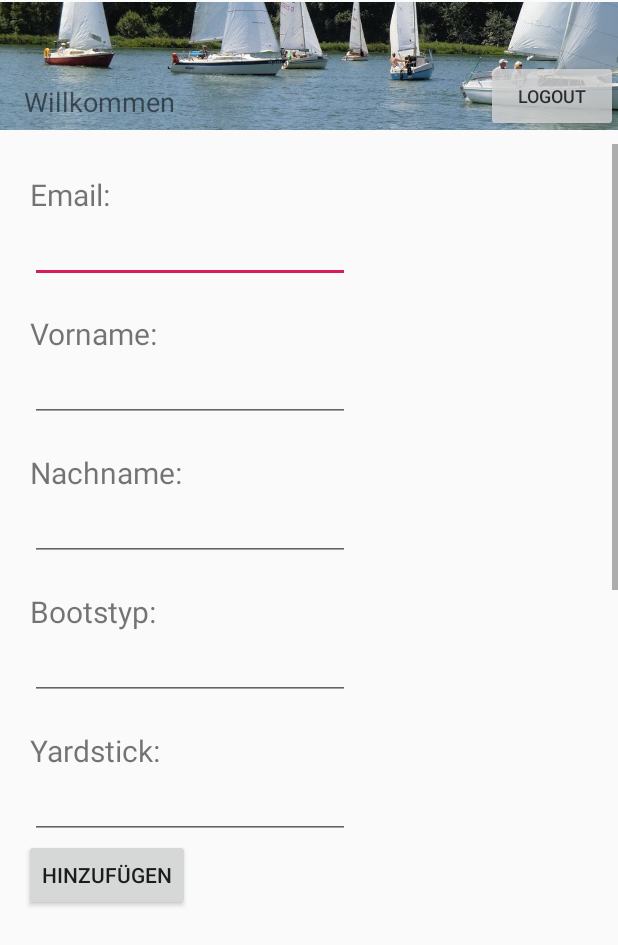
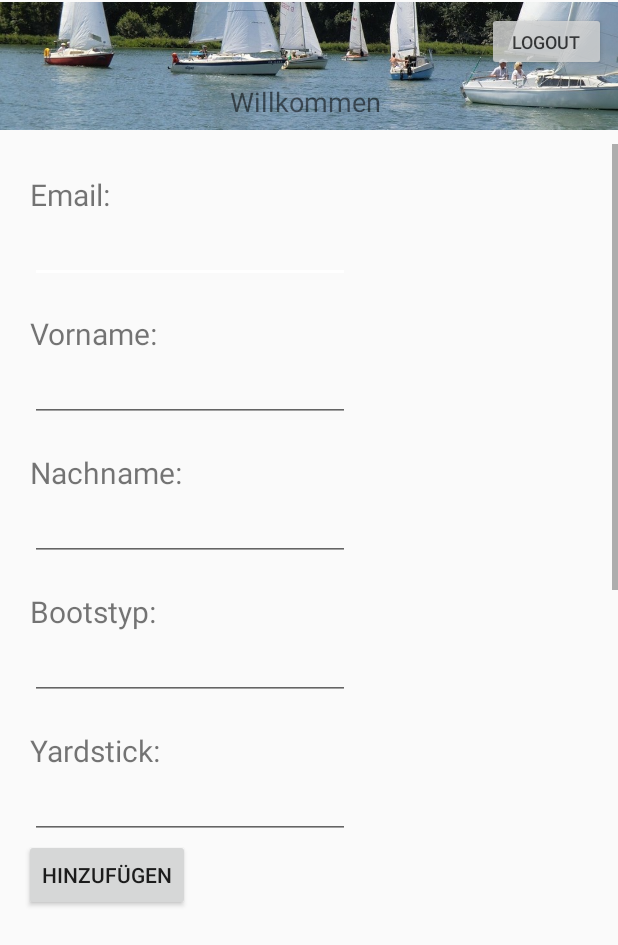
Before and after one commit to Kurmuro/WCGAPP, an Android app: the TeilnehmerErstellTabelle screen opened directly, with no data from a screen before it, on a phone screen of 412 x 824 dp. Shown: the top 945 px of the screen. Run offline under Robolectric (Android 15) with nearby library versions, the phone set to English and light mode, and no system bars; our stand-ins replace Firebase (no records; nobody signed in at launch, a user with empty details on screens opened directly).

Commit message:
Layouts überarbeitet: appbar -> Benutzeremail vollständig lesbar gestaltet Farben der Button an die Popupleiste angepasst

```diff
--- a/app/src/main/res/layout/appbar.xml
+++ b/app/src/main/res/layout/appbar.xml
@@ -1,6 +1,7 @@
 <?xml version="1.0" encoding="utf-8"?>
 <LinearLayout xmlns:android="http://schemas.android.com/apk/res/android"
     xmlns:app="http://schemas.android.com/apk/res-auto"
+    xmlns:tools="http://schemas.android.com/tools"
     android:orientation="vertical" android:layout_width="match_parent"
     android:layout_height="match_parent">
 
@@ -13,7 +14,6 @@
             android:layout_width="413dp"
             android:layout_height="88dp"
             app:layout_constraintEnd_toEndOf="parent"
-            app:layout_constraintHorizontal_bias="0.0"
             app:layout_constraintStart_toStartOf="parent"
             app:layout_constraintTop_toTopOf="parent"
             app:srcCompat="@drawable/header" />
@@ -21,23 +21,29 @@
         <TextView
             android:id="@+id/HEADERwillkommenstextTV"
             android:layout_width="wrap_content"
-            android:layout_height="wrap_content"
-            android:layout_marginStart="16dp"
-            android:layout_marginLeft="16dp"
+            android:layout_height="0dp"
+            android:layout_marginStart="8dp"
+            android:layout_marginLeft="8dp"
+            android:layout_marginEnd="8dp"
+            android:layout_marginRight="8dp"
             android:layout_marginBottom="8dp"
             android:text="Willkommen"
             android:textSize="18sp"
             app:layout_constraintBottom_toBottomOf="@+id/imageView5"
+            app:layout_constraintEnd_toEndOf="@+id/imageView5"
             app:layout_constraintStart_toStartOf="@+id/imageView5" />
 
         <Button
             android:id="@+id/HEADERlogoutBTN"
-            android:layout_width="wrap_content"
-            android:layout_height="wrap_content"
+            android:layout_width="79dp"
+            android:layout_height="39dp"
+            android:layout_marginTop="8dp"
+            android:layout_marginEnd="8dp"
+            android:layout_marginRight="8dp"
             android:alpha="0.8"
             android:text="Logout"
             android:textSize="12sp"
-            app:layout_constraintBottom_toBottomOf="@+id/imageView5"
-            app:layout_constraintEnd_toEndOf="parent" />
+            app:layout_constraintEnd_toEndOf="parent"
+            app:layout_constraintTop_toTopOf="@+id/imageView5" />
     </androidx.constraintlayout.widget.ConstraintLayout>
 </LinearLayout>
--- a/app/src/main/res/values/colors.xml
+++ b/app/src/main/res/values/colors.xml
@@ -1,6 +1,6 @@
 <?xml version="1.0" encoding="utf-8"?>
 <resources>
-    <color name="colorPrimary">#3949AB</color>
-    <color name="colorPrimaryDark">#3949AB</color>
-    <color name="colorAccent">#D81B60</color>
+    <color name="colorPrimary">#0131A2</color>
+    <color name="colorPrimaryDark">#0131A2</color>
+    <color name="colorAccent">#ffffff</color>
 </resources>
```
